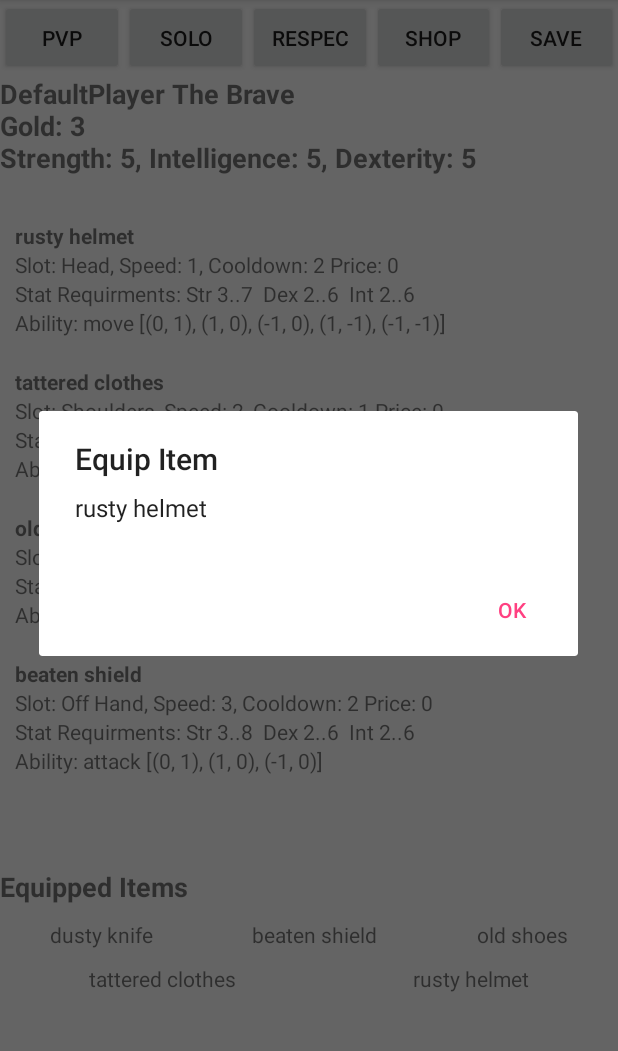
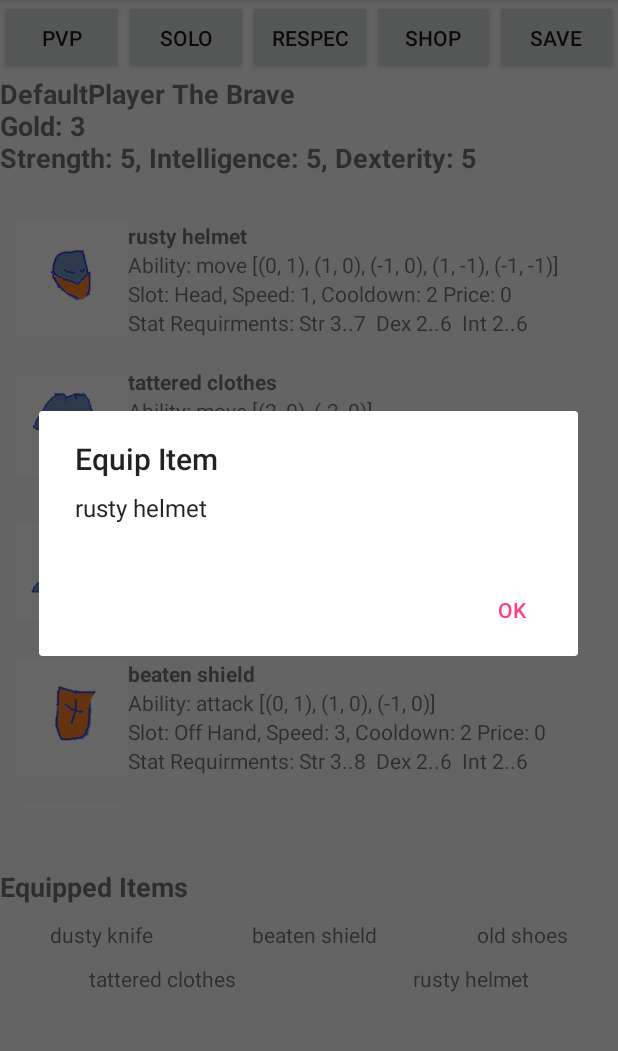
Before and after one commit to samoen/SwordsOnline, an Android app: the screen it shows after launch (MainActivity), after a tap on "rusty helmet", on a phone screen of 412 x 824 dp, the part 84-1135 px from its top. Run offline under Robolectric (Android 15) with nearby library versions, the light colour scheme and no system bars; libraries missing offline, so code that uses them is left out: ninja.sakib.pultusorm; 1 other tap on this screen came first.

Commit message:
Added images for items!

```diff
--- a/app/src/main/java/sam/swordsonline/ItemAdapter.kt
+++ b/app/src/main/java/sam/swordsonline/ItemAdapter.kt
@@ -38,6 +38,7 @@ class ItemAdapter(val viewActions: onViewSelectedListener, shopItems: MutableLis
             textView2.text = "Slot: $slotString, Speed: ${item.ability.speed}, Cooldown: ${item.cooldown-1} Price: ${item.price}"
             textView3.text = "Stat Requirments: Str ${item.stat_requirement.strength_range}  Dex ${item.stat_requirement.dexterity_range}  Int ${item.stat_requirement.intelligence_range}"
             textView4.text = "Ability: ${item.ability.type} ${item.ability.relative_pairs}"
+            imageView_item_image.setImageResource(item.image_resource)
             super.itemView.setOnClickListener { viewActions.onItemSelected(item)}
         }
     }
--- a/app/src/main/java/sam/swordsonline/Models.kt
+++ b/app/src/main/java/sam/swordsonline/Models.kt
@@ -3,10 +3,6 @@ package sam.swordsonline
 import android.app.Activity
 import android.content.Context
 import android.view.inputmethod.InputMethodManager
-
-/**
- * Created by Sam on 1/08/2017.
- */
 
 data class Player(var name: String="DefaultPlayer", var strength: Int = 5, var dexterity: Int=5, var intelligence: Int=5, var items: MutableList<Item> = mutableListOf<Item>(), var location: Pair<Int,Int> = Pair(11,11), var gold: Int=0, var equipped: MutableMap<Int,Item?> = mutableMapOf<Int,Item?>(), var current_speed: Int = 0,var equippedKeys:MutableMap<Int,Int> = mutableMapOf<Int,Int>(0 to 0,1 to 1,2 to 2,3 to 3,4 to 4)) {
 
@@ -46,7 +42,7 @@ data class Player(var name: String="DefaultPlayer", var strength: Int = 5, var d
         return canchange
     }
 }
-data class Item(var name: String = "default item", var stat_requirement: StatRequirement = StatRequirement(), var equipment_slot: Int = 0, var ability:Ability = Ability(), var price: Int = 0, var cooldown: Int =1)
+data class Item(var name: String = "default item", var stat_requirement: StatRequirement = StatRequirement(), var equipment_slot: Int = 0, var ability:Ability = Ability(), var price: Int = 0, var cooldown: Int =1, var image_resource: Int = R.drawable.item_image_sword)
 data class StatRequirement(var strength_range: IntRange = 0..11, var dexterity_range: IntRange= 0..11, var intelligence_range: IntRange= 0..11)
 data class Ability(var type: String = "default ability", var relative_pairs: List<Pair<Int,Int>> = listOf(),var speed:Int = 0)
 
--- a/app/src/main/java/sam/swordsonline/ShopItemList.kt
+++ b/app/src/main/java/sam/swordsonline/ShopItemList.kt
@@ -8,7 +8,8 @@ object ShopItemList {
                     equipment_slot = 0,
                     ability = Ability(type = "move", relative_pairs = listOf(Pair(0,1),Pair(1,0), Pair(-1,0),Pair(1,-1),Pair(-1,-1)),speed = 1),
                     price = 0,
-                    cooldown = 3
+                    cooldown = 3,
+                    image_resource = R.drawable.item_image_helmet
             ),
             1 to Item(
                     name = "tattered clothes",
@@ -16,7 +17,8 @@ object ShopItemList {
                     equipment_slot = 1,
                     ability = Ability(type = "move", relative_pairs = listOf(Pair(2,0), Pair(-2,0)),speed = 2),
                     cooldown = 2,
-                    price = 0
+                    price = 0,
+                    image_resource = R.drawable.item_image_shoulders
             ),
             2 to Item(
                     name = "old shoes",
@@ -24,7 +26,8 @@ object ShopItemList {
                     equipment_slot = 2,
                     ability = Ability("move", listOf(Pair(0,2),Pair(0,-1)),3),
                     price = 0,
-                    cooldown = 2
+                    cooldown = 2,
+                    image_resource = R.drawable.item_image_legs
             ),
             3 to Item(
                     name = "beaten shield",
@@ -32,7 +35,9 @@ object ShopItemList {
                     equipment_slot = 3,
                     ability = Ability("attack", listOf(Pair(0,1),Pair(1,0),Pair(-1,0)),3),
                     cooldown = 3,
-                    price = 0
+                    price = 0,
+                    image_resource = R.drawable.item_image_shield
+
             ),
             4 to Item(
                     name = "dusty knife",
@@ -40,7 +45,8 @@ object ShopItemList {
                     equipment_slot = 4,
                     ability = Ability(type = "attack", relative_pairs = listOf(Pair(1,1),Pair(-1,1),Pair(0,-1),Pair(0,1)),speed = 4),
                     cooldown = 3,
-                    price = 0
+                    price = 0,
+                    image_resource = R.drawable.item_image_sword
             ),
             5 to Item(
                     name = "sword of deadliness",
@@ -48,7 +54,8 @@ object ShopItemList {
                     equipment_slot = 4,
                     ability = Ability("attack", listOf(Pair(0,1),Pair(0,3),Pair(1,2),Pair(-1,2)),8),
                     cooldown = 1,
-                    price = 6
+                    price = 6,
+                    image_resource = R.drawable.item_image_sword
             ),
             6 to Item(
                     name = "mage stick",
@@ -56,7 +63,8 @@ object ShopItemList {
                     equipment_slot = 4,
                     ability = Ability("attack", listOf(Pair(0,3),Pair(1,2),Pair(-1,2),Pair(-1,3),Pair(1,3)),3),
                     cooldown = 3,
-                    price = 5
+                    price = 5,
+                    image_resource = R.drawable.item_image_sword
             ),
             7 to Item(
                     name = "cloth boots",
@@ -64,7 +72,8 @@ object ShopItemList {
                     equipment_slot = 2,
                     ability = Ability("move", listOf(Pair(0,1),Pair(0,3),Pair(1,2),Pair(-1,2)),3),
                     cooldown = 2,
-                    price = 9
+                    price = 9,
+                    image_resource = R.drawable.item_image_legs
             ),
             8 to Item(
                     name = "plate legs",
@@ -72,7 +81,8 @@ object ShopItemList {
                     equipment_slot = 2,
                     ability = Ability("move", listOf(Pair(0,2),Pair(-1,3),Pair(1,2),Pair(-1,-2)),8),
                     cooldown = 2,
-                    price = 3
+                    price = 3,
+                    image_resource = R.drawable.item_image_legs
             ),
             9 to Item(
                     name = "knight shield",
@@ -80,7 +90,8 @@ object ShopItemList {
                     equipment_slot = 3,
                     ability = Ability("attack", listOf(Pair(0,1),Pair(1,1),Pair(-1,0),Pair(1,0),Pair(-1,1)),5),
                     cooldown = 2,
-                    price = 2
+                    price = 2,
+                    image_resource = R.drawable.item_image_shield
             ),
             10 to Item(
                     name = "great helm",
@@ -88,7 +99,8 @@ object ShopItemList {
                     equipment_slot = 0,
                     ability = Ability("move", listOf(Pair(-1,-3),Pair(0,-3),Pair(1,2),Pair(-1,2)),3),
                     cooldown = 1,
-                    price = 7
+                    price = 7,
+                    image_resource = R.drawable.item_image_helmet
             ),
             11 to Item(
                     name = "duelist buckler",
@@ -96,15 +108,17 @@ object ShopItemList {
                     equipment_slot = 3,
                     ability = Ability("attack", listOf(Pair(0,1),Pair(1,0),Pair(1,2),Pair(-1,2)),8),
                     cooldown = 1,
-                    price = 2
+                    price = 2,
+                    image_resource = R.drawable.item_image_shield
             ),
             12 to Item(
                     name = "chainmail",
                     stat_requirement = StatRequirement(5..8,2..6,2..6),
                     equipment_slot = 1,
-                    ability = Ability("move", listOf(Pair(-1,-1),Pair(-1,-2),Pair(1,2),Pair(-3,1),Pair(1,1),Pair(3,1)),2),
+                    ability = Ability("move", listOf(Pair(-1,-1),Pair(-1,-2),Pair(1,2),Pair(-3,1),Pair(1,1),Pair(3,1)), 2),
                     cooldown = 3,
-                    price = 7
+                    price = 7,
+                    image_resource = R.drawable.item_image_shoulders
             )
     )
 }
--- a/app/src/main/res/layout/shop_item.xml
+++ b/app/src/main/res/layout/shop_item.xml
@@ -1,8 +1,28 @@
 <?xml version="1.0" encoding="utf-8"?>
 <LinearLayout xmlns:android="http://schemas.android.com/apk/res/android"
+    xmlns:app="http://schemas.android.com/apk/res-auto"
     android:layout_width="match_parent"
     android:layout_height="wrap_content"
     android:layout_margin="10dip"
+    android:orientation="vertical">
+
+    <LinearLayout
+        android:layout_width="match_parent"
+        android:layout_height="match_parent"
+        android:layout_weight="0.62"
+        android:orientation="horizontal">
+
+        <ImageView
+            android:id="@+id/imageView_item_image"
+            android:layout_width="wrap_content"
+            android:layout_height="match_parent"
+            android:layout_weight="0.62"
+            app:srcCompat="@drawable/goblin_image" />
+
+        <LinearLayout
+            android:layout_width="match_parent"
+            android:layout_height="wrap_content"
+            android:layout_weight="0.62"
             android:orientation="vertical">
 
             <TextView
@@ -12,6 +32,13 @@
                 android:layout_weight="0.62"
                 android:text="TextView"
                 android:textStyle="bold" />
+
+            <TextView
+                android:id="@+id/textView4"
+                android:layout_width="match_parent"
+                android:layout_height="wrap_content"
+                android:layout_weight="0.62"
+                android:text="TextView" />
 
             <TextView
                 android:id="@+id/textView2"
@@ -25,13 +52,9 @@
                 android:id="@+id/textView3"
                 android:layout_width="match_parent"
                 android:layout_height="match_parent"
-        android:text="TextView" />
-
-    <TextView
-        android:id="@+id/textView4"
-        android:layout_width="match_parent"
-        android:layout_height="wrap_content"
                 android:layout_weight="0.62"
                 android:text="TextView" />
+        </LinearLayout>
+    </LinearLayout>
 
 </LinearLayout>
```
Also changed, not shown: app/src/main/res/drawable/item_image_helmet.png (added), app/src/main/res/drawable/item_image_legs.png (added), app/src/main/res/drawable/item_image_shield.png (added), app/src/main/res/drawable/item_image_shoulders.png (added), app/src/main/res/drawable/item_image_sword.png (added). Lines whose indentation alone changed are shown as unchanged.
